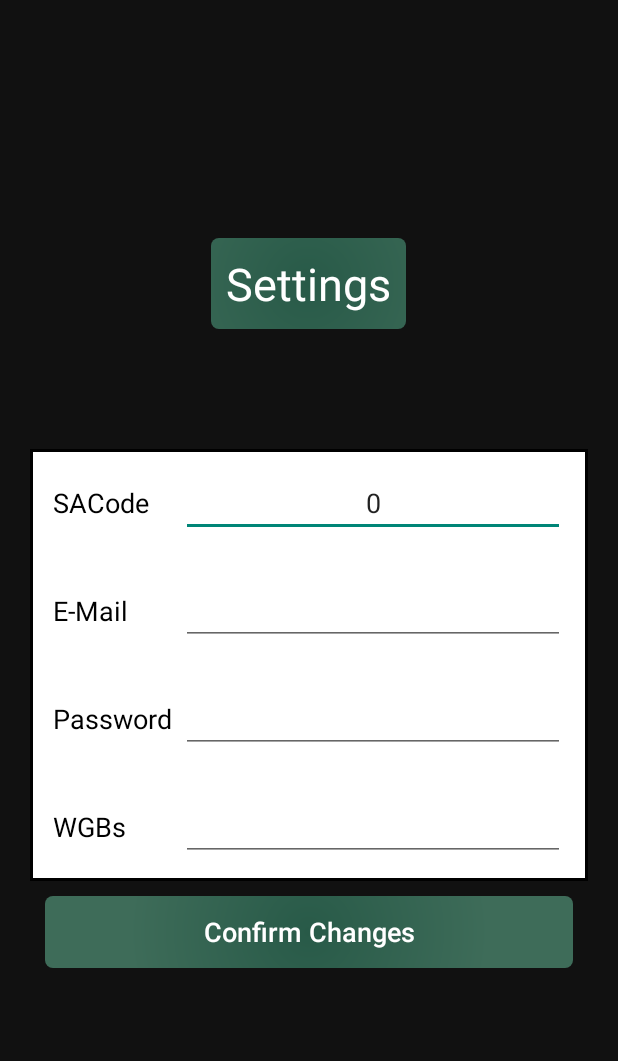
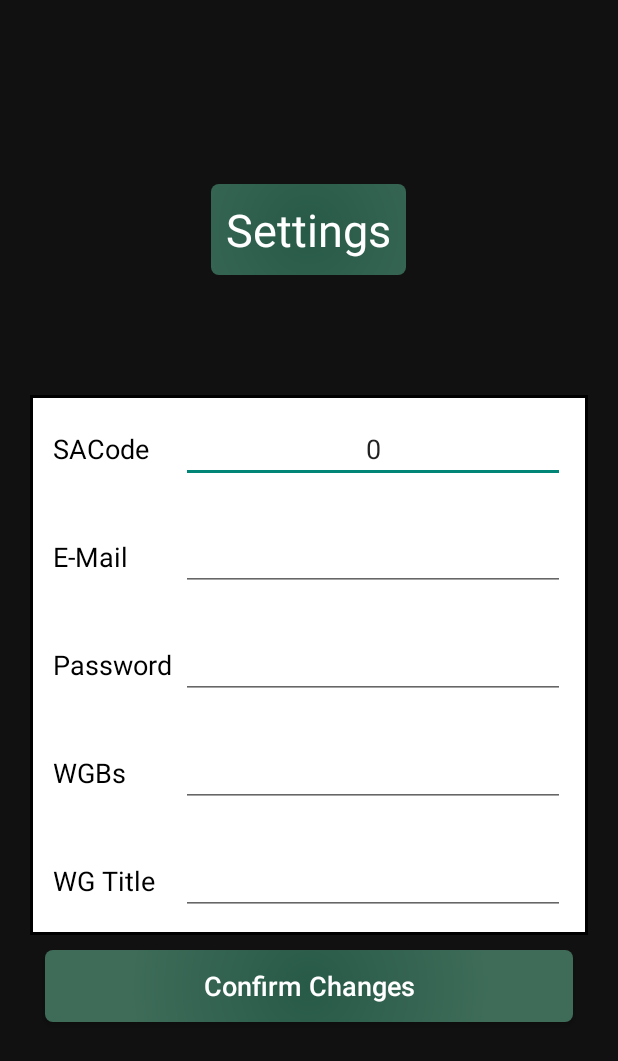
Before and after one commit to Reliec/SmartWG, an Android app: the SettingsActivity screen opened directly, with no data from a screen before it, after a tap on "Confirm Changes", on a phone screen of 412 x 824 dp. Shown: the top 1061 px of the screen. Run offline under Robolectric (Android 15) with nearby library versions, the phone set to English and light mode, and no system bars; network calls fail; 3 statements that could not run were skipped.

Commit message:
Users can now change WGName. The Login Check now gives errors if a user does not exist on databse.

```diff
--- a/app/src/main/java/com/example/android/smartwg/MainViewModel.kt
+++ b/app/src/main/java/com/example/android/smartwg/MainViewModel.kt
@@ -103,9 +103,9 @@ class MainViewModel(private val repository: Repository): ViewModel() {
         }
     }
 
-    fun updateWGBSViewM(oldWGBs:String?, newWGBs:String?, SACODE: Int?){
+    fun updateWGBSViewM(oldWGBs:String?, newWGBs:String?,oldTitle:String?, newTitle:String?, SACODE: Int?){
         viewModelScope.launch {
-            val response = repository.updateWGBSRepo(oldWGBs, newWGBs, SACODE)
+            val response = repository.updateWGBSRepo(oldWGBs, newWGBs,oldTitle,newTitle, SACODE)
             echoStringResponse.value = response
         }
     }
--- a/app/src/main/java/com/example/android/smartwg/SettingsActivity.kt
+++ b/app/src/main/java/com/example/android/smartwg/SettingsActivity.kt
@@ -10,6 +10,7 @@ import androidx.lifecycle.Observer
 import androidx.lifecycle.ViewModelProvider
 import com.example.android.smartwg.repository.Repository
 import com.example.myapplication.util.globals
+import org.w3c.dom.Text
 
 class SettingsActivity : AppCompatActivity() {
 
@@ -37,9 +38,12 @@ class SettingsActivity : AppCompatActivity() {
         val tvWGBs = findViewById<TextView>(R.id.edWGBS)
         tvWGBs.text = globals.userWGBs
 
+        val tvWGName = findViewById<TextView>(R.id.edWGTitle)
+        tvWGName.text = globals.userWGName
+
         tvWGBs.setOnEditorActionListener{v, actionId, event ->
             if(actionId == EditorInfo.IME_ACTION_DONE){
-                updateSettings(tvSharedAppartmentCode.text.toString().toInt(), tvEmail.text.toString(), tvPassword.text.toString(), tvWGBs.text.toString())
+                updateSettings(tvSharedAppartmentCode.text.toString().toInt(), tvEmail.text.toString(), tvPassword.text.toString(), tvWGBs.text.toString(),tvWGName.text.toString())
                 true
             }
             else
@@ -49,7 +53,7 @@ class SettingsActivity : AppCompatActivity() {
         val bConfirmChanges = findViewById<Button>(R.id.bConfirmChanges)
 
         bConfirmChanges.setOnClickListener {
-            updateSettings(tvSharedAppartmentCode.text.toString().toInt(), tvEmail.text.toString(), tvPassword.text.toString(), tvWGBs.text.toString())
+            updateSettings(tvSharedAppartmentCode.text.toString().toInt(), tvEmail.text.toString(), tvPassword.text.toString(), tvWGBs.text.toString(),tvWGName.text.toString())
         }
     }
 
@@ -62,7 +66,7 @@ class SettingsActivity : AppCompatActivity() {
      * @param newPASSWORD
      * @param newWGBs
      */
-    fun updateSettings(newSACODE: Int?, newEMAIL: String?, newPASSWORD : String?, newWGBs:String?){
+    fun updateSettings(newSACODE: Int?, newEMAIL: String?, newPASSWORD : String?, newWGBs:String?, newTitle:String?){
         viewModel.updateSettingsViewM(globals.userSACode, newSACODE, globals.userEmail, newEMAIL, globals.userPassword, newPASSWORD)
         viewModel.echoStringResponse.observe(
             this,
@@ -83,7 +87,7 @@ class SettingsActivity : AppCompatActivity() {
             }
         )
         Thread.sleep(1000)
-        viewModel.updateWGBSViewM(globals.userWGBs, newWGBs, globals.userSACode)
+        viewModel.updateWGBSViewM(globals.userWGBs, newWGBs, globals.userWGName,newTitle,globals.userSACode)
         viewModel.echoStringResponse.observe(
             this, Observer {
                 response ->
@@ -91,6 +95,7 @@ class SettingsActivity : AppCompatActivity() {
                     var resp: String = response.body().toString()
                     Toast.makeText(this, resp, Toast.LENGTH_LONG).show()
                     globals.userWGBs = newWGBs
+                    globals.userWGName = newTitle
                 }
                 else{
                     Toast.makeText(this, response.code().toString() + "Update WGBS failed", Toast.LENGTH_LONG).show()
@@ -103,6 +108,7 @@ class SettingsActivity : AppCompatActivity() {
         viewModel.getWGBSViewM(SACODE)
         viewModel.wgbStringResponse.observe(this, Observer{ response ->
             globals.userWGBs = response.body()?.get(0)?.WGGBS
+            globals.userWGName = response.body()?.get(0)?.WGNAME
         })
     }
 }
--- a/app/src/main/java/com/example/android/smartwg/SignInActivity.kt
+++ b/app/src/main/java/com/example/android/smartwg/SignInActivity.kt
@@ -89,6 +89,7 @@ class SignInActivity : AppCompatActivity() {
         viewModel.userWherePasswordResponse.observe(
             this,
             Observer { response ->
+                if(response.body()?.size  != 0) {
                     for (i in response?.body()!!) {
                         System.out.println(response?.body()?.get(0)?.EMAIL)
                         System.out.println(response?.body()?.get(0)?.PASSWORD)
@@ -123,6 +124,14 @@ class SignInActivity : AppCompatActivity() {
                             ).show()
                         }
                     }
+                }
+                else {
+                    Toast.makeText(
+                        this@SignInActivity,
+                        "Username does not exist or password is wrong",
+                        Toast.LENGTH_LONG
+                    ).show()
+                }
             })
     }
 }
--- a/app/src/main/java/com/example/android/smartwg/api/APIService.kt
+++ b/app/src/main/java/com/example/android/smartwg/api/APIService.kt
@@ -94,6 +94,7 @@ interface APIService {
     @PUT("UPDATEWGBS")
     suspend fun updateWGBS(
         @Field("oldWGBs")oldWGBs:String?, @Field("newWGBs")newWGBs:String?,
+        @Field("oldTitle")oldTitle:String?, @Field("newTitle")newTitle:String?,
         @Field("SACode")SACode:Int?
     ):Response<String>
 
--- a/app/src/main/java/com/example/android/smartwg/model/WGB.kt
+++ b/app/src/main/java/com/example/android/smartwg/model/WGB.kt
@@ -1,5 +1,6 @@
 package com.example.android.smartwg.model
 
 data class WGB (
-    val WGGBS: String
+    val WGGBS: String,
+    val WGNAME:String
     )
--- a/app/src/main/java/com/example/android/smartwg/repository/Repository.kt
+++ b/app/src/main/java/com/example/android/smartwg/repository/Repository.kt
@@ -65,8 +65,8 @@ class Repository {
         return RetrofitInstance.api.updateSettings(oldSACODE, newSACODE, oldEMAIL, newEMAIL, oldPASSWORD, newPASSWORD)
     }
 
-    suspend fun updateWGBSRepo(oldWGBs:String?, newWGBs:String?, SACODE: Int?):Response<String>{
-        return RetrofitInstance.api.updateWGBS(oldWGBs, newWGBs, SACODE)
+    suspend fun updateWGBSRepo(oldWGBs:String?, newWGBs:String?,oldTitle:String?,newTitle:String?, SACODE: Int?):Response<String>{
+        return RetrofitInstance.api.updateWGBS(oldWGBs, newWGBs, oldTitle, newTitle, SACODE)
     }
 
     suspend fun updateShoppingListRepo(userID: Int?, shoppingListID: Int, tvTitle: Editable): Response<String>? {
--- a/app/src/main/res/layout/activity_settings.xml
+++ b/app/src/main/res/layout/activity_settings.xml
@@ -128,6 +128,32 @@
                         android:scrollbars="vertical"
                         />
                 </TableRow>
+                <TableRow android:background="@color/white" android:padding="10dp" android:layout_width="match_parent"
+                    android:layout_marginBottom="3dp"
+                    android:layout_marginTop="3dp">
+                    <TextView
+                        android:id="@+id/tvWGTitle"
+                        android:layout_width="wrap_content"
+                        android:layout_height="wrap_content"
+                        android:layout_weight="1"
+                        android:textSize="18dp"
+                        android:textColor="@color/black"
+                        android:text="WG Title" />
+
+                    <EditText
+                        android:id="@+id/edWGTitle"
+                        android:layout_width="250dp"
+                        android:layout_height="wrap_content"
+                        android:layout_weight="1"
+                        android:text="@string/Null"
+                        android:inputType="textMultiLine"
+                        android:lines="3"
+                        android:minLines="1"
+                        android:gravity="top|start"
+                        android:maxLines="8"
+                        android:scrollbars="vertical"
+                        />
+                </TableRow>
 
             </TableLayout>
 
```
Lines whose indentation alone changed are shown as unchanged.
